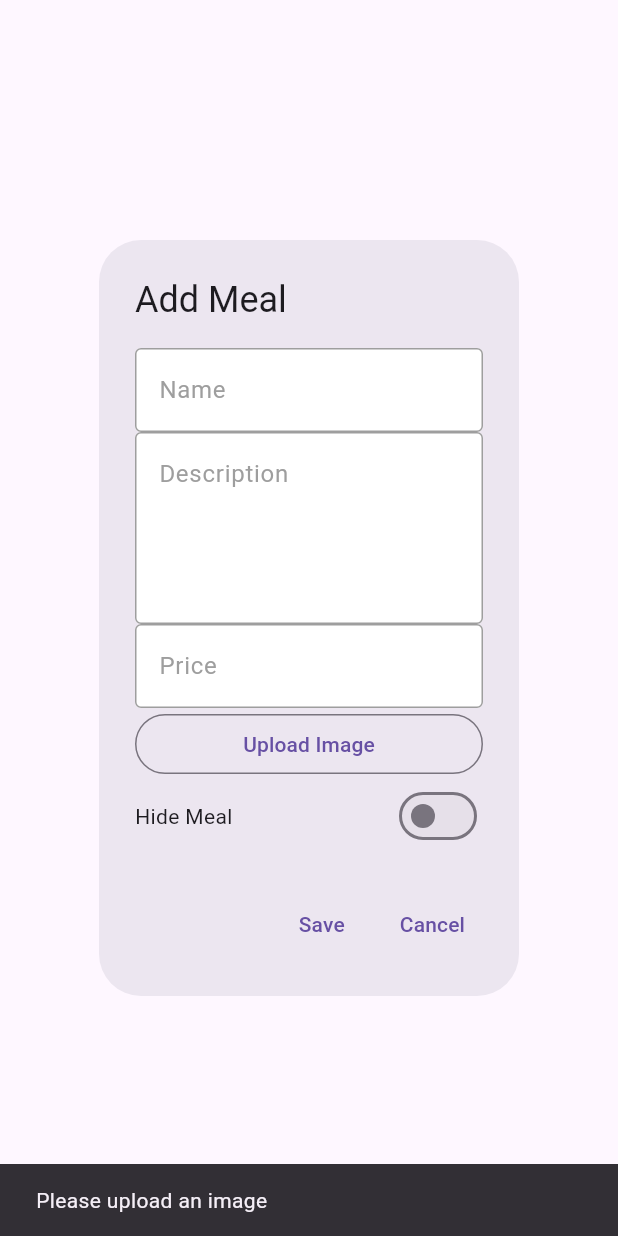
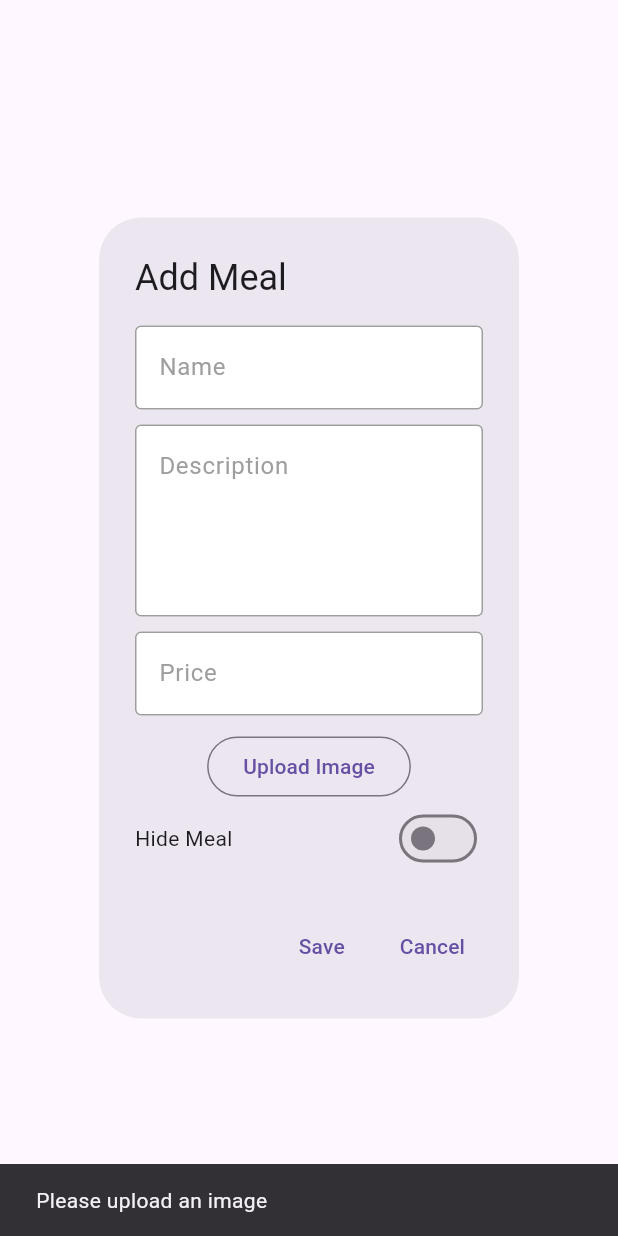
Before and after one commit to RonBers/campus-dining-web, a Flutter app: the AddMealDialog widget shown alone on an empty page, opened directly, after a tap on "Save", on a phone screen of 412 x 824 dp. Run offline on Flutter 3.47's test engine with Material 3 defaults, Android fonts, the phone set to English and light mode, and no system bars; drawn by our look-alikes of toastification; our stand-ins replace cloud_firestore, firebase_auth, firebase_core, firebase_storage, flutter_dotenv, go_router and 2 more; missing offline and left inert: image_picker_web; accounts and stored records are empty.

Commit message:
feat: upload image preview

```diff
--- a/lib/utils/functions/uploadImage.dart
+++ b/lib/utils/functions/uploadImage.dart
@@ -6,7 +6,6 @@ Future<Uint8List?> pickImageAsBytes() async {
     Uint8List? imageFile = await ImagePickerWeb.getImageAsBytes();
 
     if (imageFile != null) {
-      print(imageFile);
       return imageFile;
     } else {
       return null;
--- a/lib/widgets/add_meal._dialog.dart
+++ b/lib/widgets/add_meal._dialog.dart
@@ -6,7 +6,7 @@ import 'package:flutter/material.dart';
 import 'package:campus_dining_web/repositories/meal_repository.dart';
 
 class AddMealDialog extends StatefulWidget {
-  final String? mealId; // Optional, only used for editing
+  final String? mealId;
   final String? name;
   final String? description;
   final String? price;
@@ -31,14 +31,13 @@ class _AddMealDialogState extends State<AddMealDialog> {
   final nameController = TextEditingController();
   final descriptionController = TextEditingController();
   final priceController = TextEditingController();
-  bool isHidden = false; // Initialize default value for the toggle
+  bool isHidden = false;
   Uint8List? _imageBytes;
 
   @override
   void initState() {
     super.initState();
 
-    // Pre-fill the fields if editing
     if (widget.name != null) {
       nameController.text = widget.name!;
     }
@@ -49,8 +48,6 @@ class _AddMealDialogState extends State<AddMealDialog> {
       priceController.text = widget.price!;
     }
 
-    // Set the initial state of the toggle based on the passed value
-    print(widget.isHidden);
     isHidden = widget.isHidden ?? false;
   }
 
@@ -83,8 +80,7 @@ class _AddMealDialogState extends State<AddMealDialog> {
           final snapshot = await uploadTask;
           downloadUrl = await snapshot.ref.getDownloadURL();
         } else {
-          downloadUrl = widget
-              .photoUrl; // Keep the existing image if not uploading a new one
+          downloadUrl = widget.photoUrl;
         }
 
         final timestamp = FieldValue.serverTimestamp();
@@ -95,20 +91,18 @@ class _AddMealDialogState extends State<AddMealDialog> {
           'price': double.tryParse(priceController.text) ?? 0.0,
           'photoUrl': downloadUrl,
           'dateCreated': timestamp,
-          'isHidden': isHidden, // Include isHidden value
+          'isHidden': isHidden,
         };
 
         MealRepository mealRepository = MealRepository();
 
         if (widget.mealId != null) {
-          // Editing: Update the existing meal
           await mealRepository.updateMeal(widget.mealId!, mealJson);
         } else {
-          // Adding new meal
           await mealRepository.addMeal(mealJson);
         }
 
-        Navigator.of(context).pop(); // Close the dialog
+        Navigator.of(context).pop();
       } catch (e) {
         ScaffoldMessenger.of(context)
             .showSnackBar(SnackBar(content: Text('Error: $e')));
@@ -138,6 +132,9 @@ class _AddMealDialogState extends State<AddMealDialog> {
                   hintText: "Name",
                   hintStyle: TextStyle(color: Colors.grey)),
             ),
+            const SizedBox(
+              height: 10,
+            ),
             TextField(
               controller: descriptionController,
               minLines: 4,
@@ -153,6 +150,9 @@ class _AddMealDialogState extends State<AddMealDialog> {
                   hintText: "Description",
                   hintStyle: TextStyle(color: Colors.grey)),
             ),
+            const SizedBox(
+              height: 10,
+            ),
             TextField(
               keyboardType: TextInputType.number,
               controller: priceController,
@@ -166,11 +166,31 @@ class _AddMealDialogState extends State<AddMealDialog> {
                   hintText: "Price",
                   hintStyle: TextStyle(color: Colors.grey)),
             ),
-            OutlinedButton(
-              onPressed: () {
-                _uploadImage();
-              },
-              child: const Text("Upload Image"),
+            const SizedBox(
+              height: 10,
+            ),
+            Column(
+              crossAxisAlignment: CrossAxisAlignment.start,
+              children: [
+                Center(
+                  child: OutlinedButton(
+                    onPressed: _uploadImage,
+                    child: const Text("Upload Image"),
+                  ),
+                ),
+                if (_imageBytes != null)
+                  Center(
+                    child: Padding(
+                      padding: const EdgeInsets.only(top: 8.0),
+                      child: Image.memory(
+                        _imageBytes!,
+                        width: 100,
+                        height: 100,
+                        fit: BoxFit.cover,
+                      ),
+                    ),
+                  ),
+              ],
             ),
             Row(
               mainAxisAlignment: MainAxisAlignment.spaceBetween,
--- a/lib/widgets/meal_card.dart
+++ b/lib/widgets/meal_card.dart
@@ -83,12 +83,10 @@ class MealCard extends StatelessWidget {
                 fit: screenWidth > 600 ? BoxFit.contain : BoxFit.cover,
               ),
               const SizedBox(height: 10),
-              // Bottom Section
               Padding(
                 padding: const EdgeInsets.symmetric(horizontal: 8, vertical: 6),
                 child: Row(
                   children: [
-                    // Food Name
                     Expanded(
                       child: Text(
                         name,
@@ -100,7 +98,6 @@ class MealCard extends StatelessWidget {
                         overflow: TextOverflow.ellipsis,
                       ),
                     ),
-                    // Action Buttons
                     IconButton(
                       onPressed: () {
                         showDialog(
```
